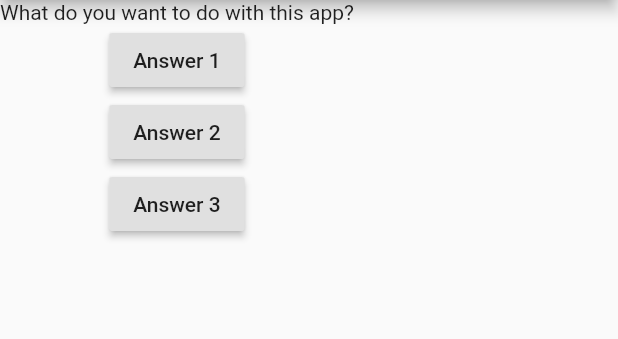
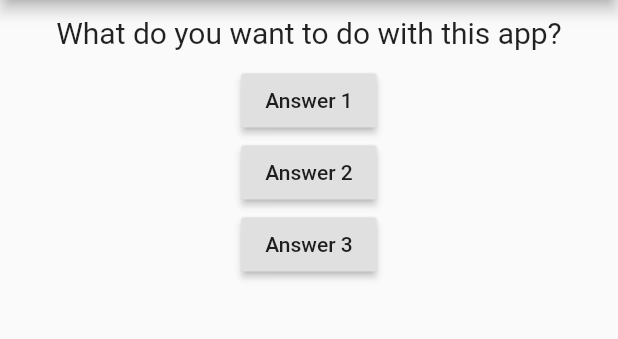
Before and after one commit to coden-labs/kanak, a Flutter app: the screen it shows after launch, on a phone screen of 412 x 824 dp, the part 84-423 px from its top. Run offline on Flutter 3.47's test engine with Material 2 defaults, Android fonts, the phone set to English and light mode, and no system bars.

Commit message:
Add a Question Widget
This adds a new widget that displays the question in a better manner.

```diff
--- a/kanak_flutter/lib/main.dart
+++ b/kanak_flutter/lib/main.dart
@@ -3,6 +3,8 @@
 // found in the LICENSE file.
 
 import 'package:flutter/material.dart';
+
+import './question.dart';
 
 void main() => runApp(MyApp());
 
@@ -38,7 +40,7 @@
           title: const Text('Welcome to Kanak'),
         ),
         body: Column(children: [
-          Text(_questions[_questionIndex]),
+          Question(_questions[_questionIndex]),
           RaisedButton(child: Text('Answer 1'), onPressed: _answerQuestion),
           RaisedButton(child: Text('Answer 2'), onPressed: _answerQuestion),
           RaisedButton(child: Text('Answer 3'), onPressed: _answerQuestion),
--- /dev/null
+++ b/kanak_flutter/lib/question.dart
@@ -0,0 +1,20 @@
+import 'package:flutter/material.dart';
+
+class Question extends StatelessWidget {
+  final String questionText;
+
+  Question(this.questionText);
+
+  @override
+  Widget build(BuildContext context) {
+    return Container(
+      width: double.infinity,
+      margin: EdgeInsets.all(10),
+      child: Text(
+        questionText,
+        style: TextStyle(fontSize: 20),
+        textAlign: TextAlign.center,
+      )
+    );
+  }
+}
```
